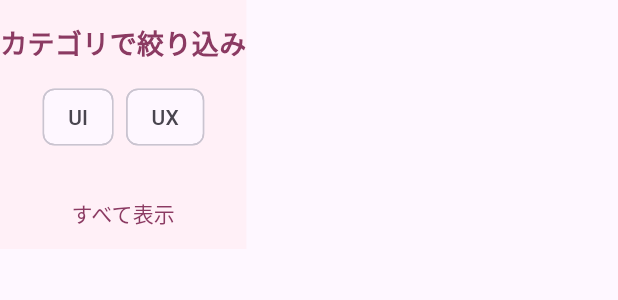
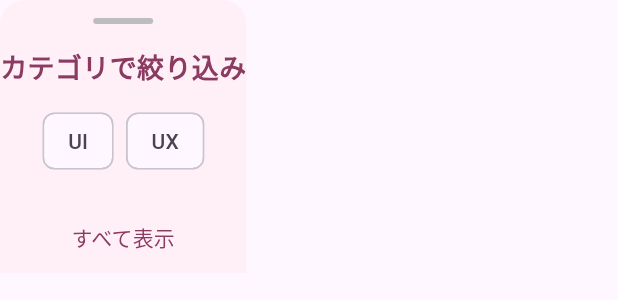
Before and after one commit to fukumizu-kana/flutter_100days, a Flutter app: the CategoryFilterSheet widget shown alone on an empty page, opened directly with empty values, on a phone screen of 412 x 824 dp. Shown: the top 300 px of the screen. Run offline on Flutter 3.47's test engine with Material 3 defaults, Android fonts, the light colour scheme and no system bars; our stand-ins replace animated_flip_counter, animated_text_kit, clay_containers, concentric_transition, draggable_home, fl_chart and 8 more.

Commit message:
絞り込みモーダルios風に修正

```diff
--- a/lib/widgets/category_filter_sheet.dart
+++ b/lib/widgets/category_filter_sheet.dart
@@ -9,11 +9,21 @@ class CategoryFilterSheet extends StatelessWidget {
   Widget build(BuildContext context) {
     return Material(
       color: const Color(0xFFFFF0F7),
+      borderRadius: const BorderRadius.vertical(top: Radius.circular(16)),
       child: SafeArea(
         top: false,
         child: Column(
           mainAxisSize: MainAxisSize.min,
           children: [
+            const SizedBox(height: 12),
+            Container(
+              width: 40,
+              height: 4,
+              decoration: BoxDecoration(
+                color: Colors.grey.shade400,
+                borderRadius: BorderRadius.circular(2),
+              ),
+            ),
             const SizedBox(height: 16),
             const Text(
               'カテゴリで絞り込み',
```
